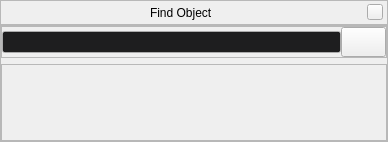
The window that src/gui/searchDialogGui.ui (519984307/stellarium_src) describes before a commit, drawn with Qt 5.
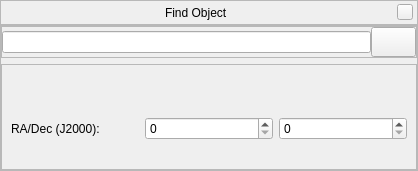
The same window after the commit. Icons and pictures are not drawn. Custom widgets are drawn as their Qt base class.

Commit message: Hide search new stuff by default.

Patch:
```diff
--- a/src/gui/searchDialogGui.ui
+++ b/src/gui/searchDialogGui.ui
@@ -5,8 +5,8 @@
    <rect>
     <x>0</x>
     <y>0</y>
-    <width>388</width>
-    <height>142</height>
+    <width>418</width>
+    <height>171</height>
    </rect>
   </property>
   <property name="sizePolicy" >
@@ -168,124 +168,6 @@
              <verstretch>0</verstretch>
             </sizepolicy>
            </property>
-           <property name="palette" >
-            <palette>
-             <active>
-              <colorrole role="WindowText" >
-               <brush brushstyle="SolidPattern" >
-                <color alpha="255" >
-                 <red>255</red>
-                 <green>255</green>
-                 <blue>255</blue>
-                </color>
-               </brush>
-              </colorrole>
-              <colorrole role="Text" >
-               <brush brushstyle="SolidPattern" >
-                <color alpha="255" >
-                 <red>255</red>
-                 <green>255</green>
-                 <blue>255</blue>
-                </color>
-               </brush>
-              </colorrole>
-              <colorrole role="Base" >
-               <brush brushstyle="SolidPattern" >
-                <color alpha="255" >
-                 <red>30</red>
-                 <green>30</green>
-                 <blue>31</blue>
-                </color>
-               </brush>
-              </colorrole>
-              <colorrole role="Highlight" >
-               <brush brushstyle="SolidPattern" >
-                <color alpha="255" >
-                 <red>253</red>
-                 <green>216</green>
-                 <blue>134</blue>
-                </color>
-               </brush>
-              </colorrole>
-             </active>
-             <inactive>
-              <colorrole role="WindowText" >
-               <brush brushstyle="SolidPattern" >
-                <color alpha="255" >
-                 <red>255</red>
-                 <green>255</green>
-                 <blue>255</blue>
-                </color>
-               </brush>
-              </colorrole>
-              <colorrole role="Text" >
-               <brush brushstyle="SolidPattern" >
-                <color alpha="255" >
-                 <red>255</red>
-                 <green>255</green>
-                 <blue>255</blue>
-                </color>
-               </brush>
-              </colorrole>
-              <colorrole role="Base" >
-               <brush brushstyle="SolidPattern" >
-                <color alpha="255" >
-                 <red>30</red>
-                 <green>30</green>
-                 <blue>31</blue>
-                </color>
-               </brush>
-              </colorrole>
-              <colorrole role="Highlight" >
-               <brush brushstyle="SolidPattern" >
-                <color alpha="255" >
-                 <red>253</red>
-                 <green>216</green>
-                 <blue>134</blue>
-                </color>
-               </brush>
-              </colorrole>
-             </inactive>
-             <disabled>
-              <colorrole role="WindowText" >
-               <brush brushstyle="SolidPattern" >
-                <color alpha="255" >
-                 <red>255</red>
-                 <green>255</green>
-                 <blue>255</blue>
-                </color>
-               </brush>
-              </colorrole>
-              <colorrole role="Text" >
-               <brush brushstyle="SolidPattern" >
-                <color alpha="255" >
-                 <red>255</red>
-                 <green>255</green>
-                 <blue>255</blue>
-                </color>
-               </brush>
-              </colorrole>
-              <colorrole role="Base" >
-               <brush brushstyle="SolidPattern" >
-                <color alpha="255" >
-                 <red>30</red>
-                 <green>30</green>
-                 <blue>31</blue>
-                </color>
-               </brush>
-              </colorrole>
-              <colorrole role="Highlight" >
-               <brush brushstyle="SolidPattern" >
-                <color alpha="255" >
-                 <red>253</red>
-                 <green>216</green>
-                 <blue>134</blue>
-                </color>
-               </brush>
-              </colorrole>
-             </disabled>
-            </palette>
-           </property>
            <property name="font" >
             <font/>
            </property>
@@ -353,9 +235,6 @@
          <enum>QFrame::Raised</enum>
         </property>
         <layout class="QVBoxLayout" name="verticalLayout_2" >
-         <property name="topMargin" >
-          <number>0</number>
-         </property>
          <item>
           <widget class="CompletionLabel" name="completionLabel" >
            <property name="sizePolicy" >
@@ -381,6 +260,31 @@
            </property>
           </widget>
          </item>
+         <item>
+          <layout class="QHBoxLayout" name="horizontalLayout_2" >
+           <item>
+            <widget class="QLabel" name="raDecLabel" >
+             <property name="text" >
+              <string>RA/Dec (J2000):</string>
+             </property>
+            </widget>
+           </item>
+           <item>
+            <widget class="AngleSpinBox" name="RAAngleSpinBox" >
+             <property name="focusPolicy" >
+              <enum>Qt::NoFocus</enum>
+             </property>
+            </widget>
+           </item>
+           <item>
+            <widget class="AngleSpinBox" name="DEAngleSpinBox" >
+             <property name="focusPolicy" >
+              <enum>Qt::TabFocus</enum>
+             </property>
+            </widget>
+           </item>
+          </layout>
+         </item>
          <item>
           <widget class="QLabel" name="simbadStatusLabel" >
            <property name="text" >
@@ -408,6 +312,11 @@
    <extends>QLabel</extends>
    <header>SearchDialog.hpp</header>
   </customwidget>
+  <customwidget>
+   <class>AngleSpinBox</class>
+   <extends>QSpinBox</extends>
+   <header>AngleSpinBox.hpp</header>
+  </customwidget>
  </customwidgets>
  <resources>
   <include location="../../data/mainRes.qrc" />
```
Left out of the diff: 17 changed lines with no effect on the pictures. The commit also changes 6 other files.
